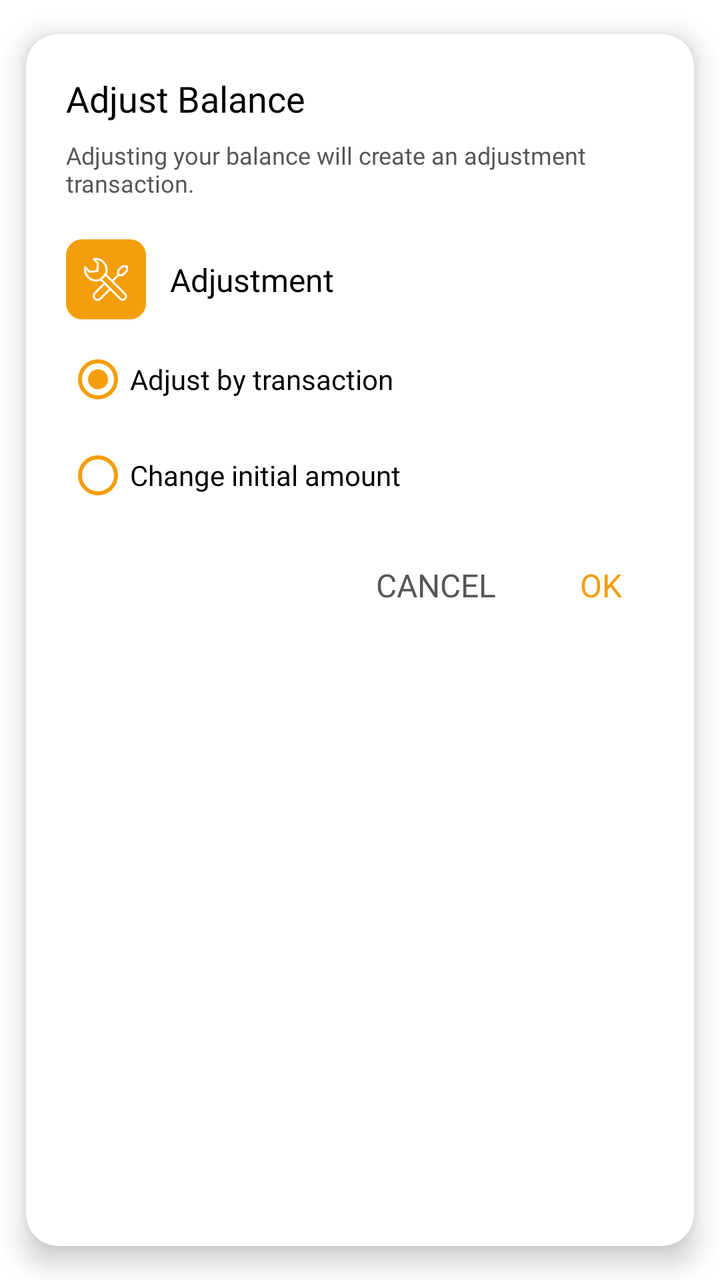
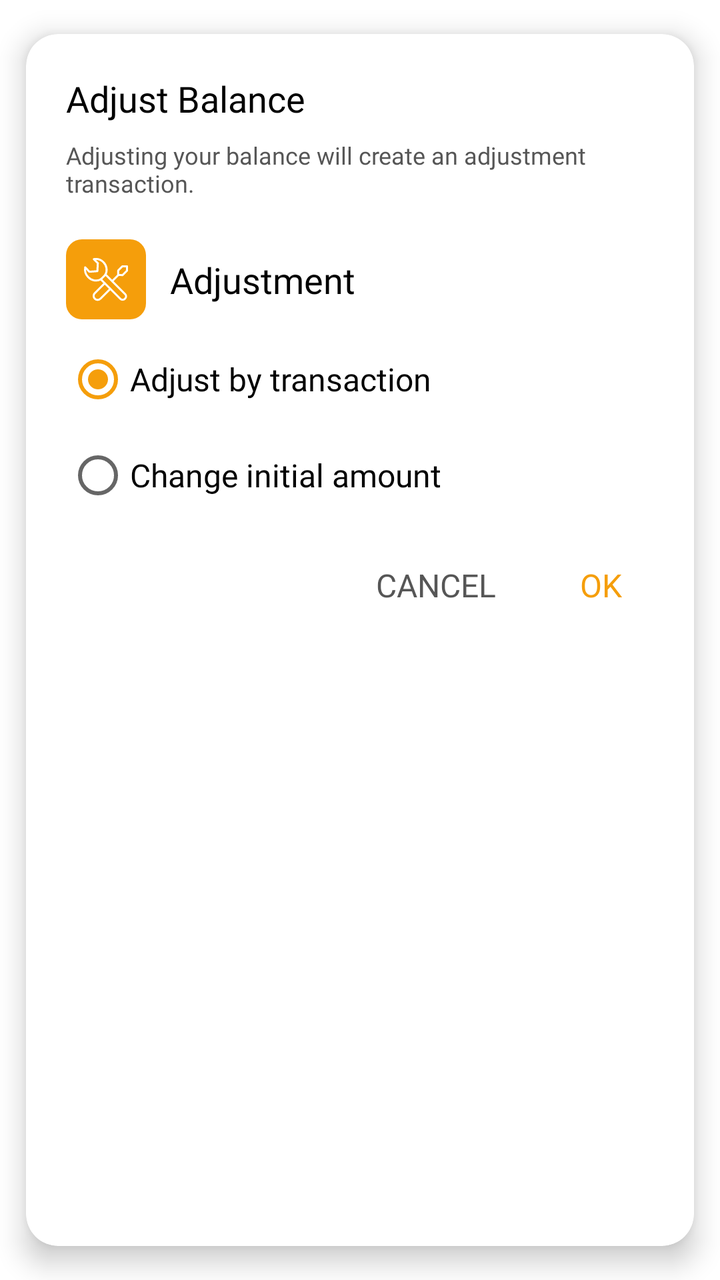

An Android layout rendered at two revisions. The XML below is the earlier revision; the diff shows what the commit changed to produce the second picture.
<!-- AndroidManifest.xml: application theme Theme.MoneyTracker -->
<!-- res/layout/dialog_adjust_balance.xml -->
<?xml version="1.0" encoding="utf-8"?>
<androidx.cardview.widget.CardView xmlns:android="http://schemas.android.com/apk/res/android"
    xmlns:app="http://schemas.android.com/apk/res-auto"
    android:layout_width="match_parent"
    android:layout_height="wrap_content"
    app:cardBackgroundColor="@color/white"
    app:cardCornerRadius="@dimen/corner_radius_16"
    app:cardElevation="@dimen/corner_elevation_8"
    app:cardUseCompatPadding="true">

    <LinearLayout
        android:layout_width="match_parent"
        android:layout_height="wrap_content"
        android:orientation="vertical"
        android:padding="@dimen/margin_20">

        
        <androidx.appcompat.widget.AppCompatTextView
            android:id="@+id/tvTitle"
            android:layout_width="wrap_content"
            android:layout_height="wrap_content"
            android:layout_marginBottom="@dimen/margin_8"
            android:fontFamily="@font/exo2_bold"
            android:text="@string/adjust_balance"
            android:textColor="@color/black"
            android:textSize="@dimen/text_18" />

        
        <androidx.appcompat.widget.AppCompatTextView
            android:id="@+id/tvMessage"
            android:layout_width="wrap_content"
            android:layout_height="wrap_content"
            android:layout_marginBottom="16dp"
            android:fontFamily="@font/exo2_medium"
            android:text="@string/adjust_by_transaction_hint"
            android:textColor="@color/dark_grey"
            android:textSize="@dimen/text_12" />

        <androidx.constraintlayout.widget.ConstraintLayout
            android:id="@+id/topWrapper"
            android:layout_width="match_parent"
            android:layout_height="wrap_content"
            android:layout_marginTop="@dimen/margin_4">

            <androidx.constraintlayout.widget.ConstraintLayout
                android:id="@+id/colorView"
                android:layout_width="40dp"
                android:layout_height="40dp"
                android:background="@drawable/bg_color"
                app:layout_constraintBottom_toBottomOf="parent"
                app:layout_constraintStart_toStartOf="parent"
                app:layout_constraintTop_toTopOf="parent">

                <androidx.appcompat.widget.AppCompatImageView
                    android:layout_width="30dp"
                    android:layout_height="30dp"
                    app:layout_constraintBottom_toBottomOf="parent"
                    app:layout_constraintEnd_toEndOf="parent"
                    app:layout_constraintStart_toStartOf="parent"
                    app:layout_constraintTop_toTopOf="parent"
                    app:srcCompat="@drawable/ic_adjust"
                    app:tint="@color/white" />
            </androidx.constraintlayout.widget.ConstraintLayout>

            <androidx.constraintlayout.widget.ConstraintLayout
                android:id="@+id/labelWrapper"
                android:layout_width="0dp"
                android:layout_height="wrap_content"
                android:layout_marginStart="@dimen/margin_12"
                app:layout_constraintBottom_toBottomOf="@id/colorView"
                app:layout_constraintEnd_toEndOf="parent"
                app:layout_constraintStart_toEndOf="@id/colorView"
                app:layout_constraintTop_toTopOf="@id/colorView">

                <androidx.appcompat.widget.AppCompatTextView
                    android:id="@+id/nameLabel"
                    android:layout_width="0dp"
                    android:layout_height="wrap_content"
                    android:layout_marginEnd="@dimen/margin_8"
                    android:ellipsize="end"
                    android:maxLines="1"
                    android:text="@string/adjustment"
                    android:textColor="@color/black"
                    android:textSize="@dimen/text_16"
                    app:fontFamily="@font/exo2_semibold"
                    app:layout_constraintBottom_toBottomOf="parent"
                    app:layout_constraintEnd_toStartOf="@+id/amountLabel"
                    app:layout_constraintStart_toStartOf="parent"
                    app:layout_constraintTop_toTopOf="parent" />

                <androidx.appcompat.widget.AppCompatTextView
                    android:id="@+id/amountLabel"
                    android:layout_width="wrap_content"
                    android:layout_height="wrap_content"
                    android:textSize="@dimen/text_16"
                    app:fontFamily="@font/exo2_semibold"
                    app:layout_constraintBottom_toBottomOf="parent"
                    app:layout_constraintEnd_toEndOf="parent"
                    app:layout_constraintTop_toTopOf="parent" />
            </androidx.constraintlayout.widget.ConstraintLayout>
        </androidx.constraintlayout.widget.ConstraintLayout>

        <RadioGroup
            android:id="@+id/radioGroup"
            android:layout_width="wrap_content"
            android:layout_height="wrap_content"
            android:layout_marginTop="@dimen/margin_6"
            app:layout_constraintEnd_toEndOf="parent"
            app:layout_constraintStart_toStartOf="parent"
            app:layout_constraintTop_toBottomOf="@+id/topWrapper">

            <androidx.appcompat.widget.AppCompatRadioButton
                android:id="@+id/rbAdjustTransaction"
                android:layout_width="wrap_content"
                android:layout_height="wrap_content"
                android:checked="true"
                android:buttonTint="@color/vibrant_orange"
                android:fontFamily="@font/exo2_semibold"
                android:text="@string/adjust_by_transaction"
                android:textSize="@dimen/text_14" />

            <androidx.appcompat.widget.AppCompatRadioButton
                android:id="@+id/rbChangeInitial"
                android:layout_width="wrap_content"
                android:layout_height="wrap_content"
                android:buttonTint="@color/vibrant_orange"
                android:fontFamily="@font/exo2_semibold"
                android:text="@string/change_initial_amount"
                android:textSize="@dimen/text_14" />
        </RadioGroup>

        <LinearLayout
            android:layout_width="match_parent"
            android:layout_height="wrap_content"
            android:layout_marginTop="@dimen/margin_12"
            android:gravity="end"
            android:orientation="horizontal">

            <androidx.appcompat.widget.AppCompatTextView
                android:id="@+id/tvCancel"
                android:layout_width="wrap_content"
                android:layout_height="wrap_content"
                android:clickable="true"
                android:focusable="true"
                android:fontFamily="@font/exo2_bold"
                android:paddingHorizontal="@dimen/margin_16"
                android:paddingVertical="@dimen/margin_8"
                android:text="@string/cancel"
                android:textAllCaps="true"
                android:textColor="@color/dark_grey"
                android:textSize="@dimen/text_16" />

            <androidx.appcompat.widget.AppCompatTextView
                android:id="@+id/tvOk"
                android:layout_width="wrap_content"
                android:layout_height="wrap_content"
                android:layout_marginStart="@dimen/margin_10"
                android:clickable="true"
                android:focusable="true"
                android:fontFamily="@font/exo2_bold"
                android:paddingHorizontal="@dimen/margin_16"
                android:paddingVertical="@dimen/margin_8"
                android:text="@string/ok"
                android:textAllCaps="true"
                android:textColor="@color/vibrant_orange"
                android:textSize="@dimen/text_16" />
        </LinearLayout>
    </LinearLayout>
</androidx.cardview.widget.CardView>
<!-- resources referenced by this layout -->
<resources>
  <color name="black">#FF000000</color>
  <color name="dark_grey">#565656</color>
  <color name="vibrant_orange">#FFF59E0B</color>
  <color name="white">#FFFFFFFF</color>
  <dimen name="corner_elevation_8">8dp</dimen>
  <dimen name="corner_radius_16">16dp</dimen>
  <dimen name="margin_10">10dp</dimen>
  <dimen name="margin_12">12dp</dimen>
  <dimen name="margin_16">16dp</dimen>
  <dimen name="margin_20">20dp</dimen>
  <dimen name="margin_4">4dp</dimen>
  <dimen name="margin_6">6dp</dimen>
  <dimen name="margin_8">8dp</dimen>
  <dimen name="text_12">12sp</dimen>
  <dimen name="text_14">14sp</dimen>
  <dimen name="text_16">16sp</dimen>
  <dimen name="text_18">18sp</dimen>
  <!-- drawable bg_color (drawable) -->
  <?xml version="1.0" encoding="utf-8"?>
  <shape xmlns:android="http://schemas.android.com/apk/res/android"
      android:shape="rectangle">
      <corners android:radius="8dp" />
      <solid android:color="@color/vibrant_orange" />
  </shape>
  <!-- drawable ic_adjust: vector/xml drawable (drawable, 2110 chars, omitted) -->
  <string name="adjust_balance">Adjust Balance</string>
  <string name="adjust_by_transaction">Adjust by transaction</string>
  <string name="adjust_by_transaction_hint">Adjusting your balance will create an adjustment transaction.</string>
  <string name="adjustment">Adjustment</string>
  <string name="cancel">Cancel</string>
  <string name="change_initial_amount">Change initial amount</string>
  <string name="ok">OK</string>
  <style name="Theme.MoneyTracker" parent="Theme.MaterialComponents.DayNight.DarkActionBar">
          
          <item name="colorPrimary">@color/azure_blue</item>
          <item name="colorPrimaryVariant">@color/emerald_green</item>
          <item name="colorOnPrimary">@color/white</item>
  
          
          <item name="colorSecondary">@color/teal</item>
          <item name="colorSecondaryVariant">@color/dark_teal</item>
          <item name="colorOnSecondary">@color/white</item>
  
          
          <item name="android:statusBarColor">@color/vibrant_orange</item>
          <item name="android:windowLightStatusBar">true</item> 
          <item name="android:windowDrawsSystemBarBackgrounds">true</item>
  
          <item name="android:navigationBarColor">@color/vibrant_orange</item>
          <item name="android:windowFullscreen">false</item>
  
          <item name="emptyArchive">@drawable/empty_archive</item>
          <item name="emptyBudget">@drawable/empty_budget</item>
          <item name="emptyCategory">@drawable/empty_category</item>
          <item name="emptyCurrency">@drawable/empty_currency</item>
          <item name="emptyDebt">@drawable/empty_debt</item>
          <item name="emptyGoal">@drawable/empty_goal</item>
          <item name="emptyRecord">@drawable/empty_record</item>
          <item name="emptyRecurring">@drawable/empty_recurring</item>
          <item name="emptySearch">@drawable/empty_search</item>
      </style>
  <color name="azure_blue">#FF2563EB</color>
  <color name="emerald_green">#FF10B981</color>
  <color name="teal">#FF03DAC5</color>
  <color name="dark_teal">#FF018786</color>
  <!-- drawable empty_archive: vector/xml drawable (drawable, 2403 chars, omitted) -->
  <!-- drawable empty_budget: vector/xml drawable (drawable, 6186 chars, omitted) -->
  <!-- drawable empty_category: vector/xml drawable (drawable, 4709 chars, omitted) -->
  <!-- drawable empty_currency: vector/xml drawable (drawable, 2555 chars, omitted) -->
  <!-- drawable empty_debt: vector/xml drawable (drawable, 2547 chars, omitted) -->
  <!-- drawable empty_goal: vector/xml drawable (drawable, 2350 chars, omitted) -->
  <!-- drawable empty_record: vector/xml drawable (drawable, 3083 chars, omitted) -->
  <!-- drawable empty_recurring: vector/xml drawable (drawable, 4660 chars, omitted) -->
  <!-- drawable empty_search: vector/xml drawable (drawable, 4779 chars, omitted) -->
</resources>

<!-- the commit's change to res/layout/dialog_adjust_balance.xml (unified diff, before → after) -->
@@ -81,7 +81,7 @@
                     android:maxLines="1"
                     android:text="@string/adjustment"
                     android:textColor="@color/black"
-                    android:textSize="@dimen/text_16"
+                    android:textSize="@dimen/text_18"
                     app:fontFamily="@font/exo2_semibold"
                     app:layout_constraintBottom_toBottomOf="parent"
                     app:layout_constraintEnd_toStartOf="@+id/amountLabel"
@@ -113,20 +113,20 @@
                 android:id="@+id/rbAdjustTransaction"
                 android:layout_width="wrap_content"
                 android:layout_height="wrap_content"
+                android:buttonTint="@color/radio_button_selector"
                 android:checked="true"
-                android:buttonTint="@color/vibrant_orange"
                 android:fontFamily="@font/exo2_semibold"
                 android:text="@string/adjust_by_transaction"
-                android:textSize="@dimen/text_14" />
+                android:textSize="@dimen/text_16" />
 
             <androidx.appcompat.widget.AppCompatRadioButton
                 android:id="@+id/rbChangeInitial"
                 android:layout_width="wrap_content"
                 android:layout_height="wrap_content"
-                android:buttonTint="@color/vibrant_orange"
+                android:buttonTint="@color/radio_button_selector"
                 android:fontFamily="@font/exo2_semibold"
                 android:text="@string/change_initial_amount"
-                android:textSize="@dimen/text_14" />
+                android:textSize="@dimen/text_16" />
         </RadioGroup>
 
         <LinearLayout
<!-- resource entries referenced after the edit -->
@@ -14,7 +14,6 @@
   <dimen name="margin_6">6dp</dimen>
   <dimen name="margin_8">8dp</dimen>
   <dimen name="text_12">12sp</dimen>
-  <dimen name="text_14">14sp</dimen>
   <dimen name="text_16">16sp</dimen>
   <dimen name="text_18">18sp</dimen>
   <!-- drawable bg_color (drawable) -->
